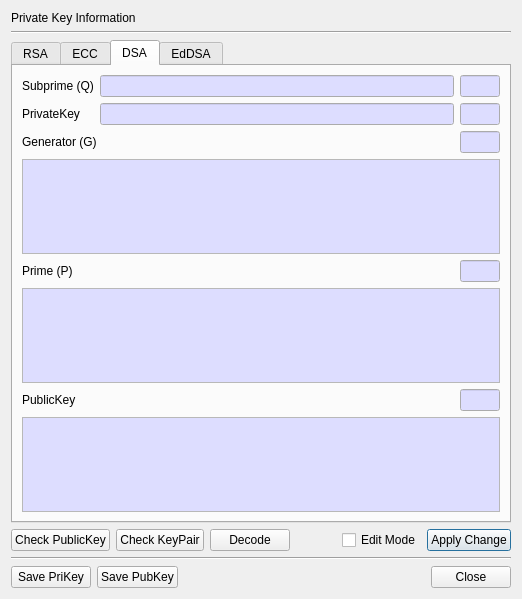
Old version of the form BerEditor/pri_key_info_dlg.ui in the repository jykim74/BerEditor.
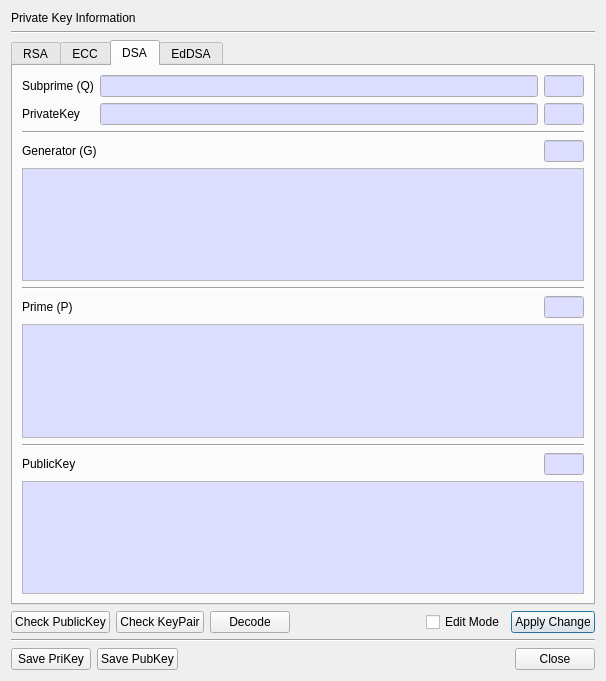
New version of the form. The open tabs and pages were chosen to show the change.

The edit to the form file:
```diff
--- a/BerEditor/pri_key_info_dlg.ui
+++ b/BerEditor/pri_key_info_dlg.ui
@@ -6,8 +6,8 @@
    <rect>
     <x>0</x>
     <y>0</y>
-    <width>518</width>
-    <height>599</height>
+    <width>606</width>
+    <height>681</height>
    </rect>
   </property>
   <property name="windowTitle">
@@ -1674,6 +1674,13 @@
          </item>
         </layout>
        </item>
+       <item>
+        <widget class="Line" name="line_10">
+         <property name="orientation">
+          <enum>Qt::Horizontal</enum>
+         </property>
+        </widget>
+       </item>
        <item>
         <layout class="QGridLayout" name="gridLayout_15">
          <property name="topMargin">
@@ -1801,6 +1808,13 @@
          </property>
         </widget>
        </item>
+       <item>
+        <widget class="Line" name="line_11">
+         <property name="orientation">
+          <enum>Qt::Horizontal</enum>
+         </property>
+        </widget>
+       </item>
        <item>
         <layout class="QGridLayout" name="gridLayout_9">
          <property name="topMargin">
@@ -1928,6 +1942,13 @@
          </property>
         </widget>
        </item>
+       <item>
+        <widget class="Line" name="line_12">
+         <property name="orientation">
+          <enum>Qt::Horizontal</enum>
+         </property>
+        </widget>
+       </item>
        <item>
         <layout class="QGridLayout" name="gridLayout_8">
          <item row="0" column="0">
```
Left out of the diff: 37 changed lines with no effect on the pictures.
